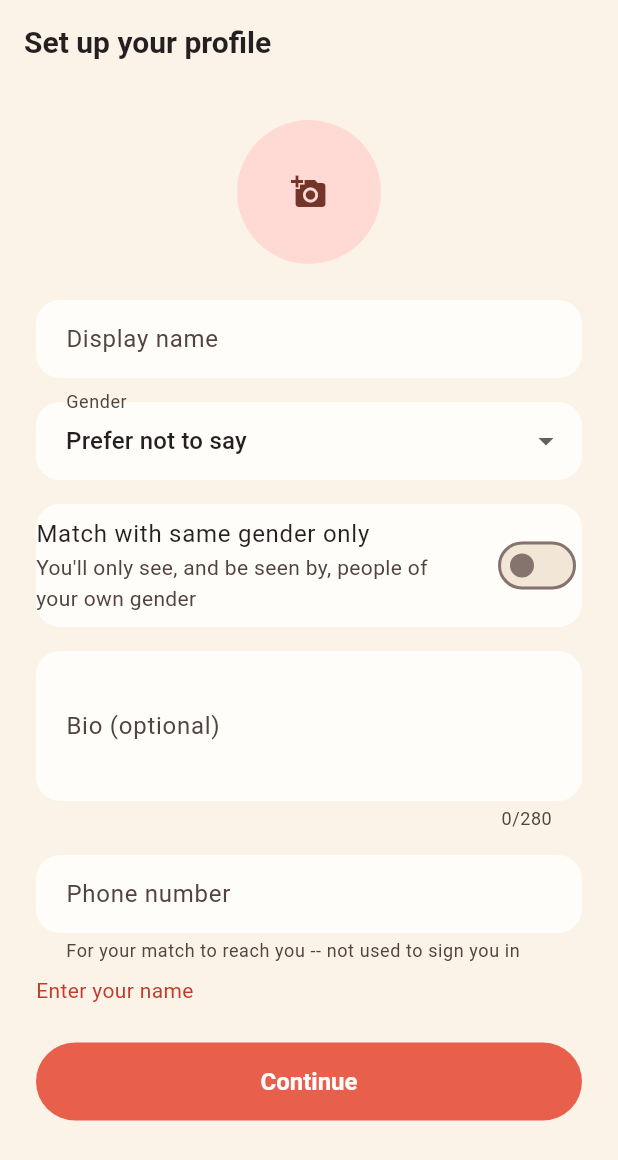
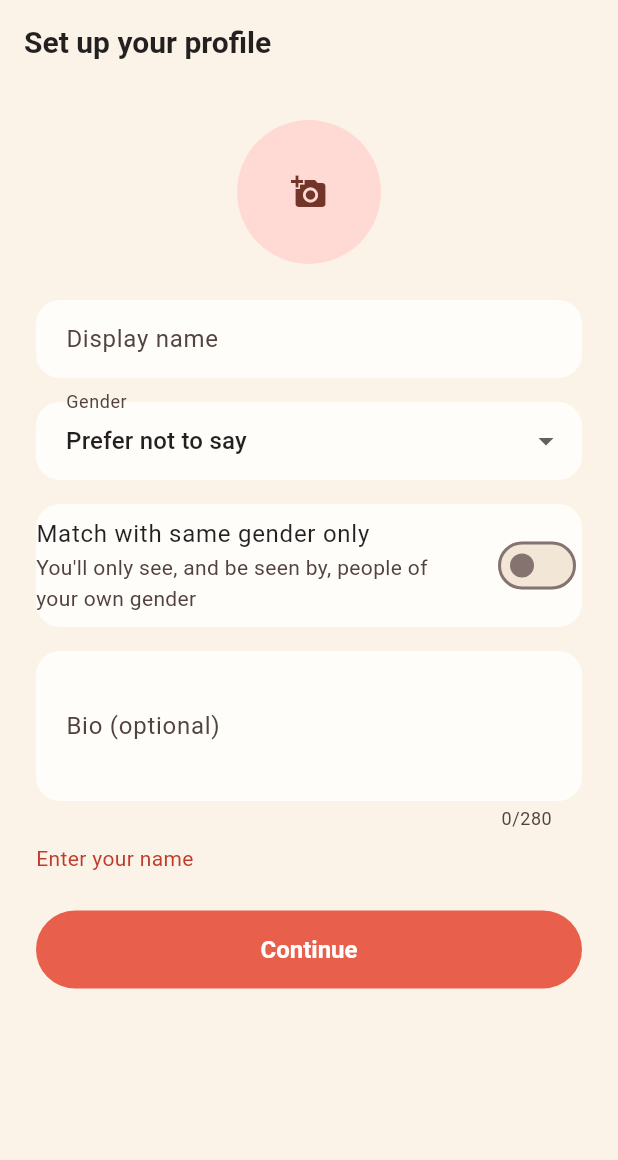
Before and after one commit to hitawall/airport-ride-matchmaking, a Flutter app: the ProfileSetupScreen screen opened by its route, after a tap on "Continue", on a phone screen of 412 x 824 dp. Shown: the top 1160 px of the screen. Run offline on Flutter 3.47's test engine with Material 3 defaults, Android fonts, the phone set to English and light mode, and no system bars; our stand-ins replace flutter_riverpod, flutter_secure_storage, go_router, image_picker, material_ui; missing offline and left inert: pusher_channels_flutter; accounts and stored records are empty; network calls fail.

Commit message:
fix(onboarding): fix phone number not reaching profile setup (#68)
appRouterProvider is a Provider<GoRouter> that watches
authControllerProvider -- calling login() right before
context.go("/profile-setup", extra: {...}) changes auth state, which
rebuilds the whole GoRouter into a brand-new instance. That swap can
race with (and drop) the in-flight .go() call's extra, so the phone
number collected at signup never actually arrived, and profile setup
asked for it again anyway.

Carries the phone number through a plain Riverpod provider
(pendingSignupPhoneNumberProvider) instead, which isn't affected by
the router being recreated. Profile setup no longer asks for a phone
number on brand-new accounts (the carried-through value is used
silently); existing users editing their profile via Settings still
see and can update it there. Also corrects the "for your match to
reach you" helper text (the app never reveals phone numbers between
matches) and adds a highlighted banner on the OTP screen stating the
code only ever arrives by email.

Closes #67

Co-authored-by: Claude Sonnet 5 <noreply@anthropic.com>

```diff
--- a/apps/mobile/lib/app_router.dart
+++ b/apps/mobile/lib/app_router.dart
@@ -39,19 +39,12 @@ final appRouterProvider = Provider<GoRouter>((ref) {
           return OtpVerifyScreen(
             email: extra["email"] as String,
             requestId: extra["requestId"] as String,
-            phoneNumber: extra["phoneNumber"] as String,
             testMode: extra["testMode"] as bool? ?? false,
           );
         },
       ),
       GoRoute(path: "/home", builder: (context, state) => const HomeScreen()),
-      GoRoute(
-        path: "/profile-setup",
-        builder: (context, state) {
-          final extra = state.extra as Map<String, dynamic>?;
-          return ProfileSetupScreen(initialPhoneNumber: extra?["phoneNumber"] as String?);
-        },
-      ),
+      GoRoute(path: "/profile-setup", builder: (context, state) => const ProfileSetupScreen()),
       GoRoute(path: "/create-ride", builder: (context, state) => const CreateRideRequestScreen()),
       GoRoute(
         path: "/awaiting-match/:id",
--- a/apps/mobile/lib/core/auth_controller.dart
+++ b/apps/mobile/lib/core/auth_controller.dart
@@ -47,3 +47,11 @@ final apiClientProvider = Provider<ApiClient>((ref) {
   final auth = ref.watch(authControllerProvider);
   return ApiClient(token: auth.token);
 });
+
+/// Carries the phone number collected on the signup screen through to
+/// profile setup. Deliberately NOT passed via GoRouter's `extra` for that
+/// hop -- `login()` changes auth state, which rebuilds `appRouterProvider`
+/// (it watches `authControllerProvider`) into a brand new `GoRouter`
+/// instance, and that swap can race with and drop an in-flight `.go()`'s
+/// extra. A plain provider isn't affected by the router being recreated.
+final pendingSignupPhoneNumberProvider = StateProvider<String?>((ref) => null);
--- a/apps/mobile/lib/features/onboarding/email_entry_screen.dart
+++ b/apps/mobile/lib/features/onboarding/email_entry_screen.dart
@@ -36,11 +36,11 @@ class _EmailEntryScreenState extends ConsumerState<EmailEntryScreen> {
       final api = ref.read(apiClientProvider);
       final result = await api.post("/api/auth/otp/send", {"email": email});
       if (!mounted) return;
+      ref.read(pendingSignupPhoneNumberProvider.notifier).state = phoneNumber;
       context.push(
         "/otp",
         extra: {
           "email": email,
-          "phoneNumber": phoneNumber,
           "requestId": result["requestId"],
           "testMode": result["testMode"] == true,
         },
@@ -61,11 +61,6 @@ class _EmailEntryScreenState extends ConsumerState<EmailEntryScreen> {
         child: Column(
           crossAxisAlignment: CrossAxisAlignment.start,
           children: [
-            const Text(
-              "You'll get your one-time verification code by email -- we never call or "
-              "text your phone number. We still ask for it so your match can reach you.",
-            ),
-            const SizedBox(height: 16),
             TextField(
               controller: _emailController,
               keyboardType: TextInputType.emailAddress,
@@ -84,7 +79,7 @@ class _EmailEntryScreenState extends ConsumerState<EmailEntryScreen> {
                 border: const OutlineInputBorder(),
                 errorText: _phoneError,
                 labelText: "Phone number",
-                helperText: "For your match to reach you -- not used to sign you in",
+                helperText: "For safety and records only -- never shown to your match",
               ),
             ),
             const SizedBox(height: 24),
--- a/apps/mobile/lib/features/profile/profile_setup_screen.dart
+++ b/apps/mobile/lib/features/profile/profile_setup_screen.dart
@@ -14,9 +14,7 @@ const _genders = {
 };
 
 class ProfileSetupScreen extends ConsumerStatefulWidget {
-  const ProfileSetupScreen({this.initialPhoneNumber, super.key});
-
-  final String? initialPhoneNumber;
+  const ProfileSetupScreen({super.key});
 
   @override
   ConsumerState<ProfileSetupScreen> createState() => _ProfileSetupScreenState();
@@ -25,7 +23,7 @@ class ProfileSetupScreen extends ConsumerStatefulWidget {
 class _ProfileSetupScreenState extends ConsumerState<ProfileSetupScreen> {
   final _nameController = TextEditingController();
   final _bioController = TextEditingController();
-  late final _phoneController = TextEditingController(text: widget.initialPhoneNumber ?? "");
+  final _phoneController = TextEditingController();
   String _gender = "prefer_not_to_say";
   String _genderPreference = "any";
   String? _existingPhotoUrl;
@@ -33,12 +31,17 @@ class _ProfileSetupScreenState extends ConsumerState<ProfileSetupScreen> {
   String? _photoFilename;
   bool _loading = false;
   bool _loadingExisting = true;
+  // Phone number is already collected (and required) on the signup screen
+  // for brand-new accounts -- no need to ask again here. Existing users
+  // editing their profile via Settings can still see and update it.
+  bool _isNewProfile = true;
   String? _error;
   String? _phoneError;
 
   @override
   void initState() {
     super.initState();
+    _phoneController.text = ref.read(pendingSignupPhoneNumberProvider) ?? "";
     _loadExistingProfile();
   }
 
@@ -54,6 +57,7 @@ class _ProfileSetupScreenState extends ConsumerState<ProfileSetupScreen> {
         _bioController.text = profile["bio"] as String? ?? "";
         _phoneController.text = profile["phoneNumber"] as String? ?? "";
         _existingPhotoUrl = profile["profilePhotoUrl"] as String?;
+        _isNewProfile = false;
       });
     } on ApiException catch (e) {
       if (e.statusCode != 404) {
@@ -82,8 +86,15 @@ class _ProfileSetupScreenState extends ConsumerState<ProfileSetupScreen> {
     }
     final phoneNumber = _phoneController.text.trim();
     final phoneValid = RegExp(r"^\+?\d{8,15}$").hasMatch(phoneNumber);
+    if (_isNewProfile) {
+      if (!phoneValid) {
+        setState(() => _error = "Missing phone number -- please sign up again");
+        return;
+      }
+    } else {
       setState(() => _phoneError = phoneValid ? null : "Enter a valid phone number");
       if (!phoneValid) return;
+    }
 
     setState(() {
       _loading = true;
@@ -108,6 +119,7 @@ class _ProfileSetupScreenState extends ConsumerState<ProfileSetupScreen> {
 
       await api.put("/api/profile/me", body);
 
+      ref.read(pendingSignupPhoneNumberProvider.notifier).state = null;
       if (!mounted) return;
       context.go("/home");
     } on ApiException catch (e) {
@@ -171,6 +183,7 @@ class _ProfileSetupScreenState extends ConsumerState<ProfileSetupScreen> {
             maxLines: 3,
             decoration: const InputDecoration(labelText: "Bio (optional)", border: OutlineInputBorder()),
           ),
+          if (!_isNewProfile) ...[
             const SizedBox(height: 16),
             TextField(
               controller: _phoneController,
@@ -178,10 +191,11 @@ class _ProfileSetupScreenState extends ConsumerState<ProfileSetupScreen> {
               decoration: InputDecoration(
                 labelText: "Phone number",
                 errorText: _phoneError,
-              helperText: "For your match to reach you -- not used to sign you in",
+                helperText: "For safety and records only -- never shown to your match",
                 border: const OutlineInputBorder(),
               ),
             ),
+          ],
           if (_error != null) ...[
             const SizedBox(height: 8),
             Text(_error!, style: TextStyle(color: Theme.of(context).colorScheme.error)),
```
Also changed, not shown: apps/mobile/lib/features/onboarding/otp_verify_screen.dart (+23 -3 lines). Lines whose indentation alone changed are shown as unchanged.
